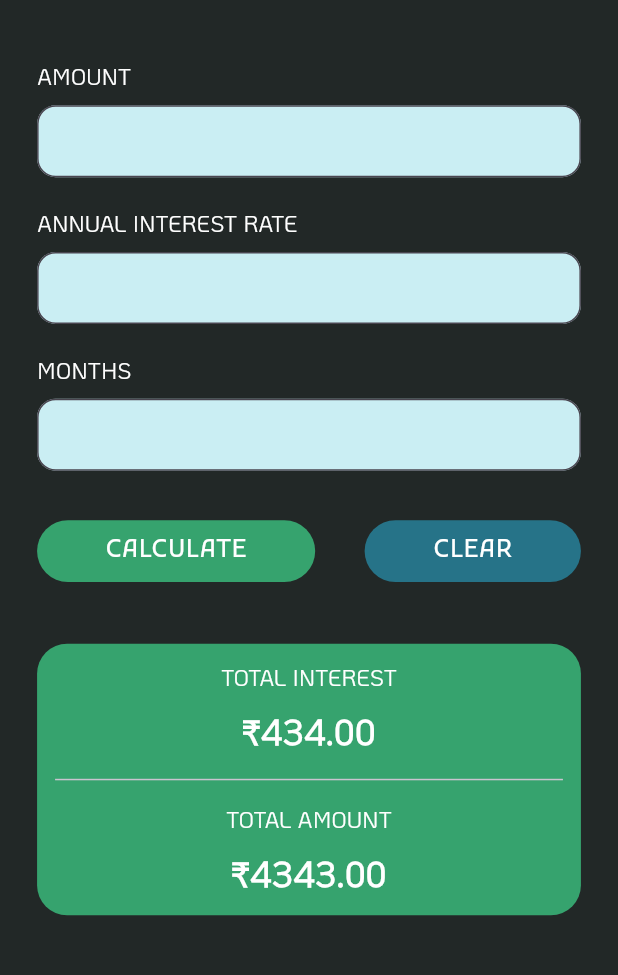
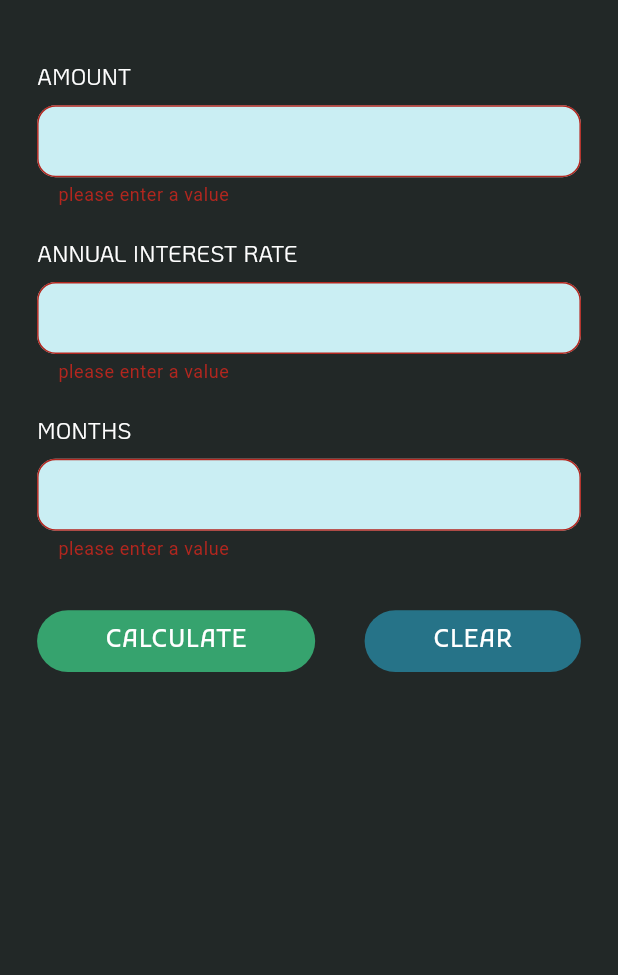
Before and after one commit to Shaham-Ahammed/fd-calculator, a Flutter app: the screen it shows after launch, after a tap on "CALCULATE", on a phone screen of 412 x 824 dp, the part 124-1099 px from its top. Run offline on Flutter 3.47's test engine with Material 3 defaults, Android fonts, the phone set to English and light mode, and no system bars.

Commit message:
all functionalities completed

```diff
--- a/lib/home.dart
+++ b/lib/home.dart
@@ -5,6 +5,8 @@ import 'package:fd_calculator/resusable_widgets.dart';
 import 'package:flutter/material.dart';
 
 ValueNotifier<bool> isCalculatePressed = ValueNotifier<bool>(false);
+ValueNotifier<String> totalAmounts = ValueNotifier<String>("");
+ValueNotifier<String> totalInterestRate = ValueNotifier<String>("");
 
 class Home extends StatelessWidget {
   const Home({super.key});
@@ -20,20 +22,22 @@ class Home extends StatelessWidget {
             const Appbar(),
             Padding(
               padding: EdgeInsets.all(mediaqueryWidth(0.06, context)),
+              child: Form(
+                key: formKey,
                 child: Column(
                   children: [
                     SizedBox(
                       height: mediaqueryHeight(0.02, context),
                     ),
-                  textFields("AMOUNT", context),
+                    textFields("AMOUNT", context, 9, amountController),
                     SizedBox(
                       height: mediaqueryHeight(0.025, context),
                     ),
-                  textFields("ANNUAL INTEREST RATE", context),
+                    textFields("ANNUAL INTEREST RATE", context, 5, irContrller),
                     SizedBox(
                       height: mediaqueryHeight(0.025, context),
                     ),
-                  textFields("MONTHS", context),
+                    textFields("MONTHS", context, 3, monthsController),
                     SizedBox(
                       height: mediaqueryHeight(0.04, context),
                     ),
@@ -65,12 +69,20 @@ class Home extends StatelessWidget {
                                       koho,
                                       Colors.white),
                                   const FinalBoxSizedBox(),
-                                myText(
-                                    "₹434.00",
-                                    mediaqueryHeight(0.028, context),
-                                    koho,
-                                    Colors.white,
-                                    FontWeight.bold),
+                                  ValueListenableBuilder(
+                                    valueListenable: totalInterestRate,
+                                    builder: (context, value, child) {
+                                      return Text(
+                                        value,
+                                        style: TextStyle(
+                                            fontFamily: koho,
+                                            fontSize: mediaqueryHeight(
+                                                0.028, context),
+                                            color: Colors.white,
+                                            fontWeight: FontWeight.bold),
+                                      );
+                                    },
+                                  ),
                                   const FinalBoxSizedBox(),
                                   const Divider(),
                                   const FinalBoxSizedBox(),
@@ -80,12 +92,20 @@ class Home extends StatelessWidget {
                                       koho,
                                       Colors.white),
                                   const FinalBoxSizedBox(),
-                                myText(
-                                    "₹4343.00",
-                                    mediaqueryHeight(0.028, context),
-                                    koho,
-                                    Colors.white,
-                                    FontWeight.bold)
+                                  ValueListenableBuilder(
+                                    valueListenable: totalAmounts,
+                                    builder: (context, value, child) {
+                                      return Text(
+                                        value,
+                                        style: TextStyle(
+                                            fontFamily: koho,
+                                            fontSize: mediaqueryHeight(
+                                                0.028, context),
+                                            color: Colors.white,
+                                            fontWeight: FontWeight.bold),
+                                      );
+                                    },
+                                  )
                                 ],
                               ),
                             ),
@@ -97,6 +117,7 @@ class Home extends StatelessWidget {
                     )
                   ],
                 ),
+              ),
             )
           ],
         ),
--- a/lib/home_widgets.dart
+++ b/lib/home_widgets.dart
@@ -1,6 +1,12 @@
+import 'package:fd_calculator/fd_operations.dart';
 import 'package:fd_calculator/home.dart';
 import 'package:fd_calculator/resusable_widgets.dart';
 import 'package:flutter/material.dart';
+
+TextEditingController amountController = TextEditingController();
+TextEditingController irContrller = TextEditingController();
+TextEditingController monthsController = TextEditingController();
+GlobalKey<FormState> formKey = GlobalKey<FormState>();
 
 BoxDecoration finalBoxDecoration() {
   return BoxDecoration(
@@ -32,6 +38,9 @@ class ClearButton extends StatelessWidget {
       borderRadius: BorderRadius.circular(90),
       onTap: () {
         isCalculatePressed.value = false;
+        irContrller.text = "";
+        amountController.text = "";
+        monthsController.text = "";
       },
       child: Ink(
         width: mediaqueryWidth(0.35, context),
@@ -58,7 +67,16 @@ class CalculateButton extends StatelessWidget {
     return InkWell(
       borderRadius: BorderRadius.circular(90),
       onTap: () {
-        isCalculatePressed.value = true;
+        isCalculatePressed.value = false;
+        if (formKey.currentState!.validate()) {
+          amount = double.parse(amountController.text);
+          interestRate = double.parse(irContrller.text);
+          months = int.parse(monthsController.text);
+          calculateInterest(amount!, interestRate!, months!);
+          isCalculatePressed.value = true;
+        } else {
+          return;
+        }
       },
       child: Ink(
         width: mediaqueryWidth(0.45, context),
@@ -96,7 +114,8 @@ class Appbar extends StatelessWidget {
   }
 }
 
-textFields(String heading, context) {
+textFields(
+    String heading, context, int maxLength, TextEditingController controller) {
   return Column(
     crossAxisAlignment: CrossAxisAlignment.start,
     children: [
@@ -108,10 +127,29 @@ textFields(String heading, context) {
       ),
       SizedBox(height: mediaqueryHeight(0.01, context)),
       TextFormField(
+        autovalidateMode: AutovalidateMode.onUserInteraction,
+        validator: (value) {
+          if (value == null || value.isEmpty || value == "") {
+            return "please enter a value";
+          }
+          if (heading == "MONTHS") {
+            try {
+              int.parse(value);
+              return null;
+            } catch (e) {
+              return "enter a valid integer";
+            }
+          }
+          return null;
+        },
+        controller: controller,
+        maxLength: maxLength,
         cursorColor: Colors.black,
         keyboardType: TextInputType.number,
         decoration: InputDecoration(
-            contentPadding: EdgeInsets.symmetric(vertical: 10, horizontal: 10),
+            counterText: '',
+            contentPadding:
+                const EdgeInsets.symmetric(vertical: 10, horizontal: 10),
             filled: true,
             fillColor: const Color.fromRGBO(202, 238, 243, 100),
             border: OutlineInputBorder(
--- a/lib/main.dart
+++ b/lib/main.dart
@@ -13,7 +13,7 @@ class App extends StatelessWidget {
     return MaterialApp(
       debugShowCheckedModeBanner: false,
       theme: ThemeData(),
-      home:  const Home(),
+      home: const Home(),
     );
   }
 }
```
Also changed, not shown: lib/fd_operations.dart (added, +19 -0 lines), lib/resusable_widgets.dart (+7 -8 lines). Lines whose indentation alone changed are shown as unchanged.
